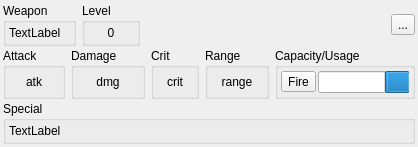
Above: WeaponWidget.ui from smithbt/StarfinderCharacterApp before the change. Below: the same form after it.
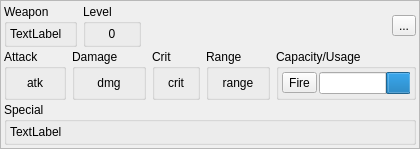
That is the form after the change.

Commit message: Massively overhauled how weapon data is stored and accessed.

Diff of the .ui file:
```diff
--- a/WeaponWidget.ui
+++ b/WeaponWidget.ui
@@ -1,7 +1,7 @@
 <?xml version="1.0" encoding="UTF-8"?>
 <ui version="4.0">
  <class>WeaponWidget</class>
- <widget class="QWidget" name="WeaponWidget">
+ <widget class="QFrame" name="WeaponWidget">
   <property name="geometry">
    <rect>
     <x>0</x>
@@ -19,6 +19,9 @@
   <property name="autoFillBackground">
    <bool>true</bool>
   </property>
+  <property name="frameShape">
+   <enum>QFrame::StyledPanel</enum>
+  </property>
   <layout class="QVBoxLayout" name="verticalLayout">
    <property name="spacing">
     <number>2</number>
```
The commit also changes 14 other files.
